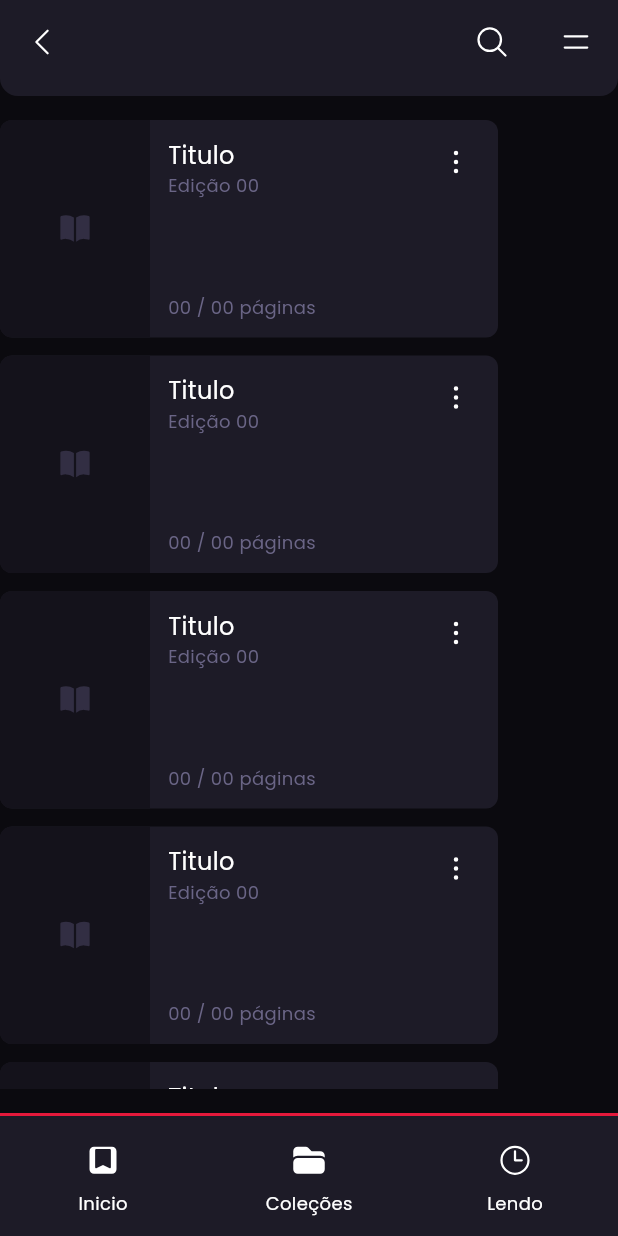
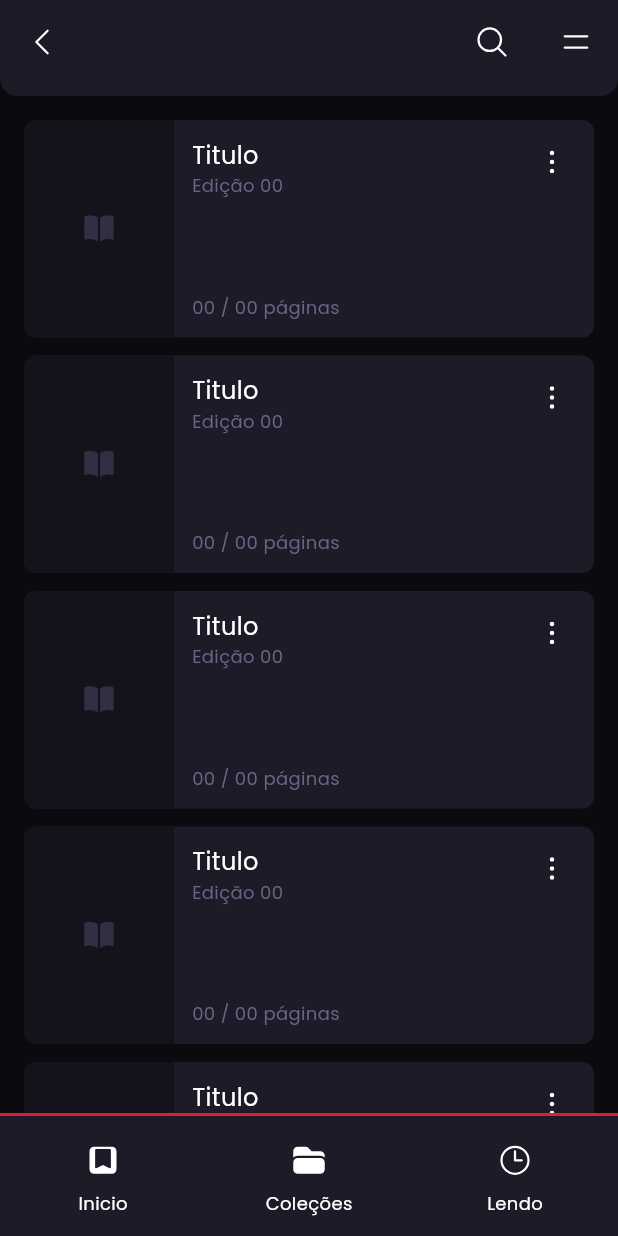
Before and after one commit to mikael-st/komik, a Flutter app: the screen it shows after launch, item 3 of the bottom bar chosen, on a phone screen of 412 x 824 dp. Run offline on Flutter 3.47's test engine with Material 3 defaults, Android fonts, the phone set to English and light mode, and no system bars; our stand-ins replace google_fonts, heroicons.

Commit message:
feat: added property width in ReadingComicCard to customize width

```diff
--- a/lib/components/cards/reading_comic_card.dart
+++ b/lib/components/cards/reading_comic_card.dart
@@ -5,12 +5,16 @@ import 'package:komik/components/buttons/options_btn.dart';
 import 'package:komik/components/cards/comic_thumb.dart';
 
 class ReadingComicCard extends StatelessWidget {
-  const ReadingComicCard({super.key});
+  final double width;
+  const ReadingComicCard({
+    super.key,
+    required this.width
+  });
 
   @override
   Widget build(BuildContext context) {
     return Container(
-      width: 332,
+      width: width,
       clipBehavior: Clip.hardEdge,
       decoration: BoxDecoration(
         borderRadius: BorderRadius.circular(8),
--- a/lib/pages/library_page.dart
+++ b/lib/pages/library_page.dart
@@ -36,7 +36,9 @@ class LibraryPage extends StatelessWidget {
           direction: Axis.horizontal,
           amount: 5,
           margin: EdgeInsets.symmetric(horizontal: 16),
-          child: ReadingComicCard(),
+          child: ReadingComicCard(
+            width: 332,
+          ),
         )
       ],
     );
--- a/lib/pages/reading_page.dart
+++ b/lib/pages/reading_page.dart
@@ -7,13 +7,16 @@ class ReadingPage extends StatelessWidget {
   @override
   Widget build(BuildContext context) {
     return Container(
+      margin: EdgeInsets.symmetric(vertical: 16, horizontal: 16),
       height: double.infinity,
-      margin: EdgeInsets.symmetric(vertical: 16),
       child: SingleChildScrollView(
+        clipBehavior: Clip.none,
         child: Column(
           spacing: 12,
           children: List.generate(8,
-            (index) => ReadingComicCard()
+            (index) => ReadingComicCard(
+              width: double.infinity,
+            )
           ),
         )
         )
```
